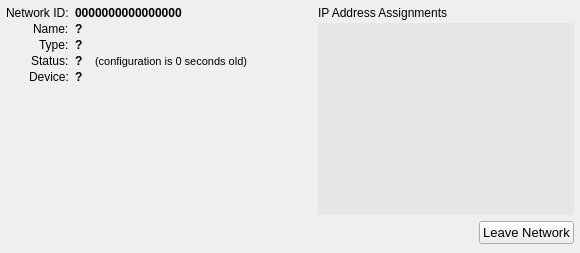
This is ZeroTierUI/networkwidget.ui in zerotier/ZeroTierOne as Qt 5 draws it before an edit. The edited form follows.
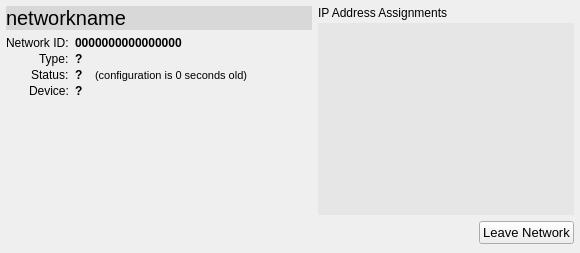
This is the edited form.

Commit message: Mac uninstall script fixes.

What changed in the file:
```diff
--- a/ZeroTierUI/networkwidget.ui
+++ b/ZeroTierUI/networkwidget.ui
@@ -40,6 +40,53 @@
    </property>
    <item>
     <widget class="QWidget" name="leftWidget" native="true">
+     <layout class="QVBoxLayout" name="verticalLayout_2">
+      <property name="leftMargin">
+       <number>0</number>
+      </property>
+      <property name="topMargin">
+       <number>0</number>
+      </property>
+      <property name="rightMargin">
+       <number>0</number>
+      </property>
+      <property name="bottomMargin">
+       <number>0</number>
+      </property>
+      <item>
+       <widget class="QLabel" name="nameLabel">
+        <property name="sizePolicy">
+         <sizepolicy hsizetype="Expanding" vsizetype="Preferred">
+          <horstretch>0</horstretch>
+          <verstretch>0</verstretch>
+         </sizepolicy>
+        </property>
+        <property name="font">
+         <font>
+          <pointsize>15</pointsize>
+         </font>
+        </property>
+        <property name="styleSheet">
+         <string notr="true">background-color: rgba(0,0,0,25);
+padding: 0.25em;
+margin: 0;</string>
+        </property>
+        <property name="text">
+         <string>networkname</string>
+        </property>
+        <property name="textFormat">
+         <enum>Qt::PlainText</enum>
+        </property>
+        <property name="alignment">
+         <set>Qt::AlignLeading|Qt::AlignLeft|Qt::AlignVCenter</set>
+        </property>
+        <property name="textInteractionFlags">
+         <set>Qt::NoTextInteraction</set>
+        </property>
+       </widget>
+      </item>
+      <item>
+       <widget class="QWidget" name="networkStatsWidget" native="true">
      <property name="sizePolicy">
       <sizepolicy hsizetype="Expanding" vsizetype="Expanding">
        <horstretch>0</horstretch>
@@ -122,32 +169,6 @@
        </widget>
       </item>
       <item row="3" column="0">
-       <widget class="QLabel" name="label_3">
-        <property name="text">
-         <string>Name:</string>
-        </property>
-        <property name="textFormat">
-         <enum>Qt::PlainText</enum>
-        </property>
-       </widget>
-      </item>
-      <item row="3" column="1">
-       <widget class="QLabel" name="nameLabel">
-        <property name="font">
-         <font>
-          <weight>75</weight>
-          <bold>true</bold>
-         </font>
-        </property>
-        <property name="text">
-         <string>?</string>
-        </property>
-        <property name="textFormat">
-         <enum>Qt::PlainText</enum>
-        </property>
-       </widget>
-      </item>
-      <item row="4" column="0">
        <widget class="QLabel" name="label_5">
         <property name="text">
          <string>Type:</string>
@@ -157,7 +178,7 @@
         </property>
        </widget>
       </item>
-      <item row="4" column="1">
+         <item row="3" column="1">
        <widget class="QLabel" name="networkTypeLabel">
         <property name="font">
          <font>
@@ -173,7 +194,7 @@
         </property>
        </widget>
       </item>
-      <item row="5" column="0">
+         <item row="4" column="0">
        <widget class="QLabel" name="label">
         <property name="text">
          <string>Status:</string>
@@ -183,33 +204,7 @@
         </property>
        </widget>
       </item>
-      <item row="6" column="0">
-       <widget class="QLabel" name="label_4">
-        <property name="text">
-         <string>Device:</string>
-        </property>
-        <property name="textFormat">
-         <enum>Qt::PlainText</enum>
-        </property>
-       </widget>
-      </item>
-      <item row="6" column="1">
-       <widget class="QLabel" name="deviceLabel">
-        <property name="font">
-         <font>
-          <weight>75</weight>
-          <bold>true</bold>
-         </font>
-        </property>
-        <property name="text">
-         <string>?</string>
-        </property>
-        <property name="textFormat">
-         <enum>Qt::PlainText</enum>
-        </property>
-       </widget>
-      </item>
-      <item row="5" column="1">
+         <item row="4" column="1">
        <widget class="QWidget" name="widget" native="true">
         <property name="sizePolicy">
          <sizepolicy hsizetype="Expanding" vsizetype="Preferred">
@@ -292,6 +287,35 @@
         </layout>
        </widget>
       </item>
+         <item row="5" column="0">
+          <widget class="QLabel" name="label_4">
+           <property name="text">
+            <string>Device:</string>
+           </property>
+           <property name="textFormat">
+            <enum>Qt::PlainText</enum>
+           </property>
+          </widget>
+         </item>
+         <item row="5" column="1">
+          <widget class="QLabel" name="deviceLabel">
+           <property name="font">
+            <font>
+             <weight>75</weight>
+             <bold>true</bold>
+            </font>
+           </property>
+           <property name="text">
+            <string>?</string>
+           </property>
+           <property name="textFormat">
+            <enum>Qt::PlainText</enum>
+           </property>
+          </widget>
+         </item>
+        </layout>
+       </widget>
+      </item>
      </layout>
     </widget>
    </item>
```
Left out of the diff: 1 changed line with no effect on the pictures. Lines whose indentation alone changed are shown as unchanged. The commit also changes 2 other files.
